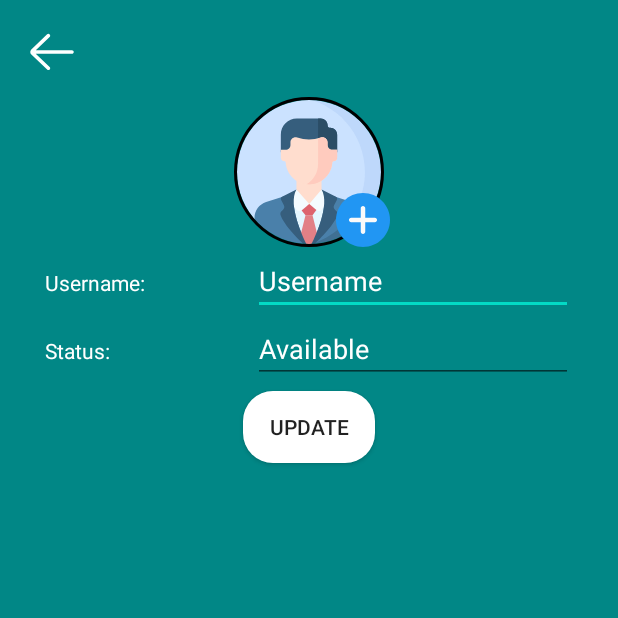
After one commit to aayushjn2048/DOOM-Final, an Android app: the Settings screen opened directly, with no data from a screen before it, on a phone screen of 412 x 824 dp, the top half of it. The commit adds this screen. Run offline under Robolectric (Android 15) with nearby library versions, the phone set to English and light mode, and no system bars; our stand-ins replace CircleImageView, Firebase (no records; nobody signed in at launch, a user with empty details on screens opened directly), Picasso; 1 statement that could not run was skipped.

```diff
--- /dev/null
+++ b/app/src/main/java/com/doom/Settings.java
@@ -0,0 +1,127 @@
+package com.doom;
+
+import androidx.annotation.NonNull;
+import androidx.annotation.Nullable;
+import androidx.appcompat.app.AppCompatActivity;
+
+import android.content.Intent;
+import android.net.Uri;
+import android.os.Bundle;
+import android.view.View;
+import android.widget.Toast;
+
+import com.doom.Models.Users;
+import com.doom.databinding.ActivitySettingsBinding;
+import com.google.android.gms.tasks.OnSuccessListener;
+import com.google.firebase.auth.FirebaseAuth;
+import com.google.firebase.database.DataSnapshot;
+import com.google.firebase.database.DatabaseError;
+import com.google.firebase.database.FirebaseDatabase;
+import com.google.firebase.database.ValueEventListener;
+import com.google.firebase.storage.FirebaseStorage;
+import com.google.firebase.storage.StorageReference;
+import com.google.firebase.storage.UploadTask;
+import com.squareup.picasso.Picasso;
+
+import java.util.HashMap;
+
+public class Settings extends AppCompatActivity {
+
+    ActivitySettingsBinding binding;
+    FirebaseStorage storage;
+    FirebaseAuth auth;
+    FirebaseDatabase database;
+
+    @Override
+    protected void onCreate(Bundle savedInstanceState) {
+        super.onCreate(savedInstanceState);
+        binding = ActivitySettingsBinding.inflate(getLayoutInflater());
+        setContentView(binding.getRoot());
+
+        getSupportActionBar().hide();
+
+        storage = FirebaseStorage.getInstance();
+        auth = FirebaseAuth.getInstance();
+        database = FirebaseDatabase.getInstance();
+
+        binding.backButtonSettings.setOnClickListener(new View.OnClickListener() {
+            @Override
+            public void onClick(View v) {
+                Intent intent = new Intent(Settings.this, MainActivity.class);
+                startActivity(intent);
+            }
+        });
+
+        binding.updateButton.setOnClickListener(new View.OnClickListener() {
+            @Override
+            public void onClick(View v) {
+                String status = binding.editTextStatus.getText().toString();
+                String username = binding.editTextUsername.getText().toString();
+
+                HashMap<String, Object> obj = new HashMap<>();
+                obj.put("userName", username);
+                obj.put("status", status);
+
+                database.getReference().child("Users").child(FirebaseAuth.getInstance().getUid())
+                        .updateChildren(obj);
+                Toast.makeText(Settings.this, "Profile Updated Successfully", Toast.LENGTH_SHORT).show();
+            }
+        });
+        /*
+        database.getReference().child("Users").child(FirebaseAuth.getInstance().getUid())
+                .addListenerForSingleValueEvent(new ValueEventListener() {
+                    @Override
+                    public void onDataChange(@NonNull DataSnapshot snapshot) {
+                        Users users = snapshot.getValue(Users.class);
+                        Picasso.get().load(users.getProfilepic())
+                                .placeholder(R.drawable.ic_profile)
+                                .into(binding.profileImage);
+
+                        binding.editTextStatus.setText(users.getStatus());
+                        binding.editTextUsername.setText(users.getUserName());
+                    }
+
+                    @Override
+                    public void onCancelled(@NonNull DatabaseError error) {
+
+                    }
+                });
+        */
+        binding.updateProfilePic.setOnClickListener(new View.OnClickListener() {
+            @Override
+            public void onClick(View v) {
+                Intent intent = new Intent();
+                intent.setAction(Intent.ACTION_GET_CONTENT);
+                intent.setType("image/*");
+                startActivityForResult(intent, 33);
+            }
+        });
+    }
+
+    @Override
+    protected void onActivityResult(int requestCode, int resultCode, @Nullable Intent data) {
+        super.onActivityResult(requestCode, resultCode, data);
+
+        if(data.getData() != null){
+            Uri sFile = data.getData();
+            binding.profileImage.setImageURI(sFile);
+            final StorageReference reference = storage.getReference().child("profile pictures")
+                    .child(FirebaseAuth.getInstance().getUid());
+
+            reference.putFile(sFile).addOnSuccessListener(new OnSuccessListener<UploadTask.TaskSnapshot>() {
+                @Override
+                public void onSuccess(UploadTask.TaskSnapshot taskSnapshot) {
+                    reference.getDownloadUrl().addOnSuccessListener(new OnSuccessListener<Uri>() {
+                        @Override
+                        public void onSuccess(Uri uri) {
+                            database.getReference().child("Users")
+                                    .child(FirebaseAuth.getInstance().getUid())
+                                    .child("profilepic").setValue(uri.toString());
+                            Toast.makeText(Settings.this, "Profile picture uploaded successfully", Toast.LENGTH_SHORT).show();
+                        }
+                    });
+                }
+            });
+        }
+    }
+}
--- /dev/null
+++ b/app/src/main/res/drawable/ic_plus.xml
@@ -0,0 +1,5 @@
+<vector android:height="24dp" android:viewportHeight="512"
+    android:viewportWidth="512" android:width="24dp" xmlns:android="http://schemas.android.com/apk/res/android">
+    <path android:fillColor="#2196f3" android:pathData="m256,0c-141.164,0 -256,114.836 -256,256s114.836,256 256,256 256,-114.836 256,-256 -114.836,-256 -256,-256zM256,0"/>
+    <path android:fillColor="#fafafa" android:pathData="m368,277.332h-90.668v90.668c0,11.777 -9.555,21.332 -21.332,21.332s-21.332,-9.555 -21.332,-21.332v-90.668h-90.668c-11.777,0 -21.332,-9.555 -21.332,-21.332s9.555,-21.332 21.332,-21.332h90.668v-90.668c0,-11.777 9.555,-21.332 21.332,-21.332s21.332,9.555 21.332,21.332v90.668h90.668c11.777,0 21.332,9.555 21.332,21.332s-9.555,21.332 -21.332,21.332zM368,277.332"/>
+</vector>
--- /dev/null
+++ b/app/src/main/res/layout/activity_settings.xml
@@ -0,0 +1,101 @@
+<?xml version="1.0" encoding="utf-8"?>
+<LinearLayout xmlns:android="http://schemas.android.com/apk/res/android"
+    xmlns:app="http://schemas.android.com/apk/res-auto"
+    android:id="@+id/settingsLayout"
+    android:layout_width="match_parent"
+    android:layout_height="match_parent"
+    android:background="@color/teal_700"
+    android:orientation="vertical"
+    android:padding="10dp">
+
+    <ImageView
+        android:id="@+id/backButtonSettings"
+        android:layout_width="49dp"
+        android:layout_height="49dp"
+        android:padding="5dp"
+        app:srcCompat="@drawable/ic_left_arrow"
+        app:tint="#FFFFFF" />
+
+    <de.hdodenhof.circleimageview.CircleImageView
+        android:id="@+id/profile_image"
+        android:layout_width="100dp"
+        android:layout_height="100dp"
+        android:layout_gravity="center_horizontal"
+        android:layout_marginTop="5dp"
+        android:src="@drawable/ic_profile"
+        app:civ_border_color="#FF000000"
+        app:civ_border_width="2dp" />
+
+    <ImageView
+        android:id="@+id/updateProfilePic"
+        android:layout_width="36dp"
+        android:layout_height="36dp"
+        android:layout_gravity="center"
+        android:layout_marginLeft="36dp"
+        android:layout_marginTop="-36dp"
+        app:srcCompat="@drawable/ic_plus" />
+
+    <LinearLayout
+        android:layout_width="match_parent"
+        android:layout_height="wrap_content"
+        android:layout_marginLeft="20dp"
+        android:layout_marginRight="20dp"
+        android:orientation="horizontal">
+
+        <TextView
+            android:id="@+id/textUsername"
+            android:layout_width="wrap_content"
+            android:layout_height="wrap_content"
+            android:layout_weight="0.3"
+            android:text="Username: "
+            android:textColor="#FFFFFF" />
+
+        <EditText
+            android:id="@+id/editTextUsername"
+            android:layout_width="wrap_content"
+            android:layout_height="wrap_content"
+            android:ems="10"
+            android:hint="Username"
+            android:inputType="textPersonName"
+            android:textColor="#FFFFFF"
+            android:textColorHint="#FFFFFF" />
+
+    </LinearLayout>
+
+    <LinearLayout
+        android:layout_width="match_parent"
+        android:layout_height="wrap_content"
+        android:layout_marginLeft="20dp"
+        android:layout_marginRight="20dp"
+        android:orientation="horizontal">
+
+        <TextView
+            android:id="@+id/textStatus"
+            android:layout_width="wrap_content"
+            android:layout_height="wrap_content"
+            android:layout_weight="0.3"
+            android:text="Status: "
+            android:textColor="#FFFFFF" />
+
+        <EditText
+            android:id="@+id/editTextStatus"
+            android:layout_width="wrap_content"
+            android:layout_height="wrap_content"
+            android:ems="10"
+            android:hint="Available"
+            android:inputType="textLongMessage"
+            android:textColor="#FFFFFF"
+            android:textColorHint="#FFFFFF" />
+
+    </LinearLayout>
+
+    <Button
+        android:id="@+id/updateButton"
+        android:layout_width="wrap_content"
+        android:layout_height="wrap_content"
+        android:layout_gravity="center"
+        android:layout_marginTop="5dp"
+        android:background="@drawable/bg_chatbox"
+        android:text="Update" />
+
+</LinearLayout>
```
Also changed, not shown: app/src/main/AndroidManifest.xml (+9 -10 lines), app/src/main/java/com/doom/RegistrationActivity.java (+14 -16 lines).
